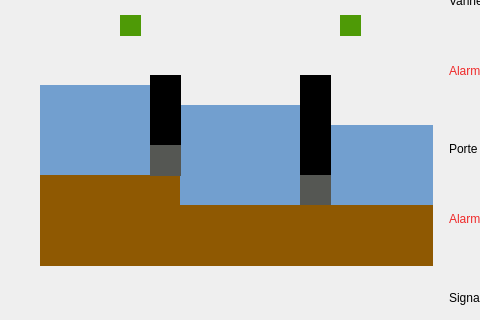
Above: tp_note/mainwindow.ui from zatteo/ecluse before the change; both pictures show x 379 to 859 and y 213 to 533 of the 1227 by 669 pixel window. Below: the same form after it.
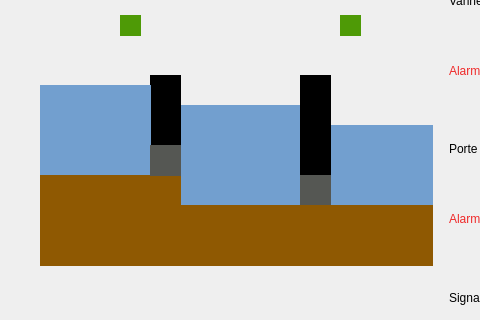
That is the form after the change. Icons and pictures are not drawn.

```diff
--- a/tp_note/mainwindow.ui
+++ b/tp_note/mainwindow.ui
@@ -1641,9 +1641,9 @@
          <widget class="QLabel" name="eau3">
           <property name="geometry">
            <rect>
-            <x>140</x>
+            <x>110</x>
             <y>160</y>
-            <width>121</width>
+            <width>181</width>
             <height>131</height>
            </rect>
           </property>
@@ -1768,11 +1768,11 @@
            <string/>
           </property>
          </widget>
+         <zorder>eau3</zorder>
+         <zorder>porte1_2</zorder>
          <zorder>label_73</zorder>
          <zorder>label_74</zorder>
-         <zorder>eau3</zorder>
          <zorder>label_76</zorder>
-         <zorder>porte1_2</zorder>
          <zorder>porte1_3</zorder>
          <zorder>vanne2_2</zorder>
          <zorder>vanne2_4</zorder>
```
